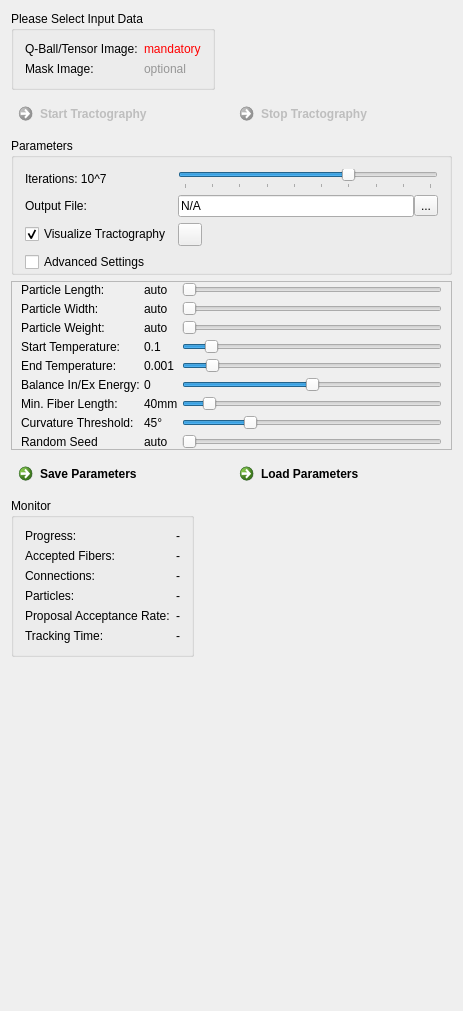
This is Plugins/org.mitk.gui.qt.diffusionimaging/src/internal/QmitkGibbsTrackingViewControls.ui in MITK/MITK as Qt 5 draws it before an edit. The edited form follows.
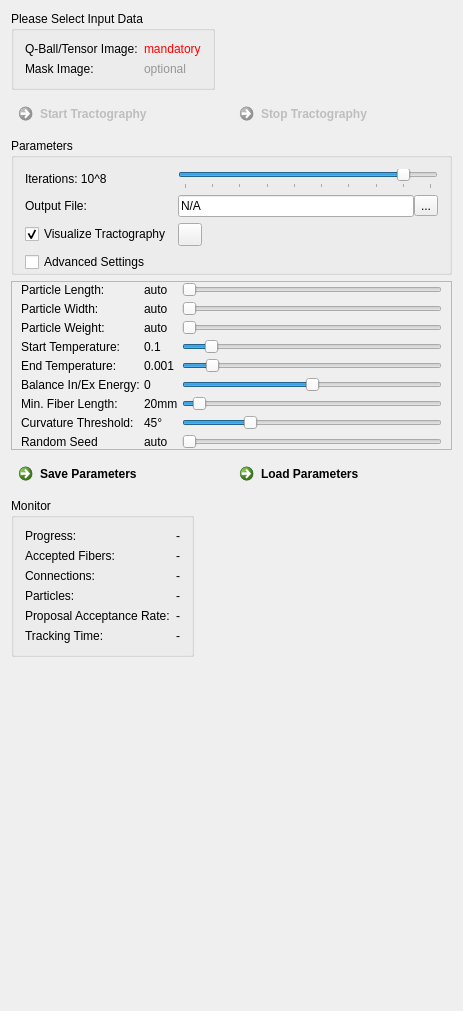
This is the edited form. Icons and pictures are not drawn.

Commit message: updated documentation for views and miniapps. also did some code refactoring.

Diff of the .ui file:
```diff
--- a/Plugins/org.mitk.gui.qt.diffusionimaging/src/internal/QmitkGibbsTrackingViewControls.ui
+++ b/Plugins/org.mitk.gui.qt.diffusionimaging/src/internal/QmitkGibbsTrackingViewControls.ui
@@ -169,7 +169,7 @@
          <string/>
         </property>
         <property name="text">
-         <string>Iterations: 10^7</string>
+         <string>Iterations: 10^8</string>
         </property>
        </widget>
       </item>
@@ -182,7 +182,7 @@
          <number>9</number>
         </property>
         <property name="value">
-         <number>6</number>
+         <number>8</number>
         </property>
         <property name="orientation">
          <enum>Qt::Horizontal</enum>
@@ -611,7 +611,7 @@
          <number>1</number>
         </property>
         <property name="value">
-         <number>40</number>
+         <number>20</number>
         </property>
         <property name="orientation">
          <enum>Qt::Horizontal</enum>
@@ -662,7 +662,7 @@
          <string/>
         </property>
         <property name="text">
-         <string>40mm</string>
+         <string>20mm</string>
         </property>
         <property name="alignment">
          <set>Qt::AlignLeading|Qt::AlignLeft|Qt::AlignVCenter</set>
```
Left out of the diff: 2 changed lines with no effect on the pictures. The commit also changes 21 other files.
